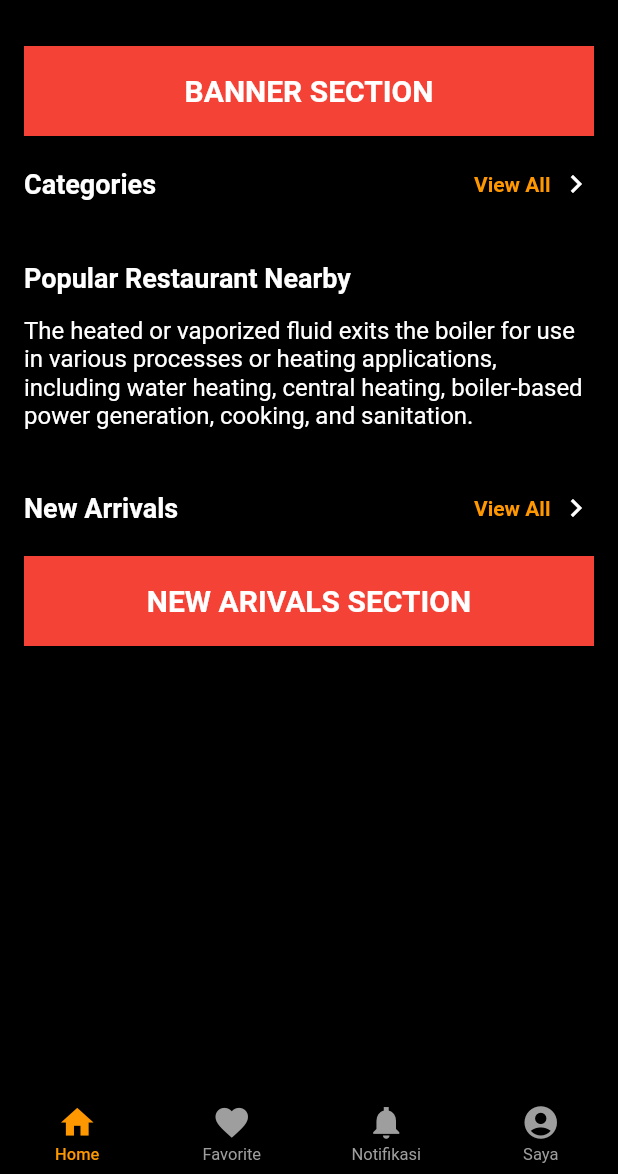
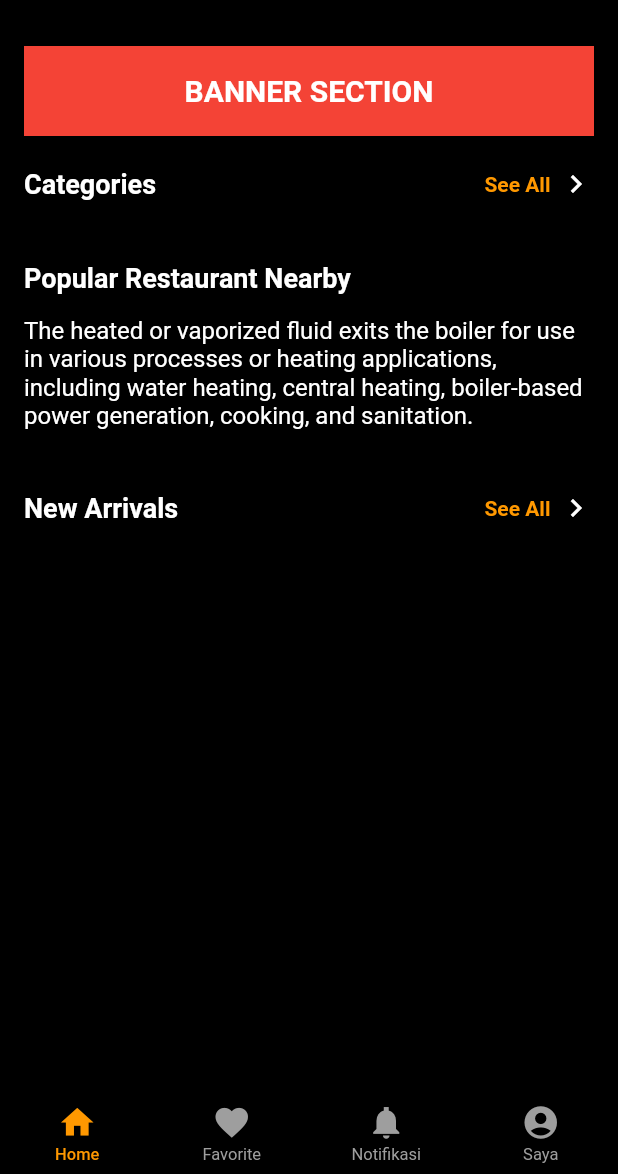
Before and after one commit to verdipratama/foodie, a Flutter app: the screen it shows after launch, on a phone screen of 412 x 824 dp, the part 62-1236 px from its top. Run offline on Flutter 3.47's test engine with Material 2 defaults, Android fonts, the phone set to English and light mode, and no system bars; our stand-ins replace easy_splash_screen, google_fonts.

```diff
--- a/lib/modules/home/foodie_home_page.dart
+++ b/lib/modules/home/foodie_home_page.dart
@@ -9,7 +9,6 @@ class FoodieHomePage extends StatelessWidget {
     return Padding(
       padding: const EdgeInsets.all(16.0),
       child: Column(
-        crossAxisAlignment: CrossAxisAlignment.stretch,
         children: [
           Row(
             children: [
@@ -20,7 +19,6 @@ class FoodieHomePage extends StatelessWidget {
                   color: Colors.red,
                   child: const Text(
                     'BANNER SECTION',
-                    textAlign: TextAlign.center,
                     style: TextStyle(
                       fontSize: 20,
                       fontWeight: FontWeight.bold,
@@ -60,25 +58,6 @@ class FoodieHomePage extends StatelessWidget {
               title: 'New Arrivals',
             ),
           ),
-          Row(
-            children: [
-              Expanded(
-                child: Container(
-                  alignment: Alignment.center,
-                  height: 60.0,
-                  color: Colors.red,
-                  child: const Text(
-                    'NEW ARIVALS SECTION',
-                    textAlign: TextAlign.center,
-                    style: TextStyle(
-                      fontSize: 20,
-                      fontWeight: FontWeight.bold,
-                    ),
-                  ),
-                ),
-              ),
-            ],
-          ),
         ],
       ),
     );
--- a/lib/widgets/page_title.dart
+++ b/lib/widgets/page_title.dart
@@ -34,7 +34,7 @@ class PageTitle extends StatelessWidget {
                     mainAxisAlignment: MainAxisAlignment.end,
                     children: const [
                       Text(
-                        'View All',
+                        'See All',
                         style: TextStyle(
                           fontSize: 14.0,
                           fontWeight: FontWeight.bold,
```
